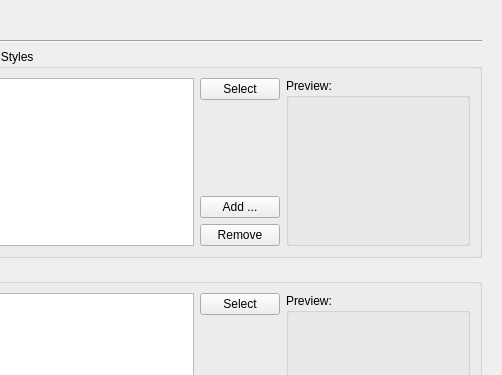
Above: src/gui/qt/settingsdialog.ui from pokerth/pokerth before the change; both pictures show x 283 to 785 and y 0 to 375 of the 785 by 530 pixel window. Below: the same form after it.
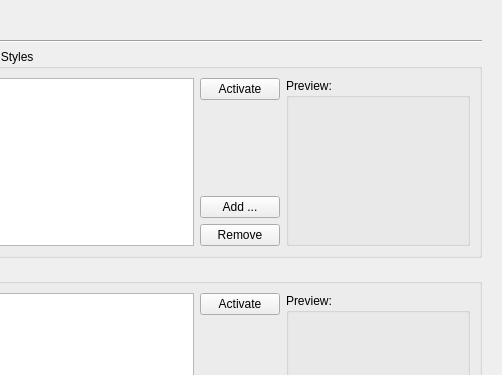
That is the form after the change. Icons and pictures are not drawn. Custom widgets are drawn as their Qt base class.

What changed in the file:
```diff
--- a/src/gui/qt/settingsdialog.ui
+++ b/src/gui/qt/settingsdialog.ui
@@ -411,7 +411,7 @@
               <item>
                <widget class="QPushButton" name="pushButton_selectGameTableStyle">
                 <property name="text">
-                 <string>Select</string>
+                 <string>Activate</string>
                 </property>
                </widget>
               </item>
@@ -489,7 +489,7 @@
               <item>
                <widget class="QPushButton" name="pushButton_selectCardDeck">
                 <property name="text">
-                 <string>Select</string>
+                 <string>Activate</string>
                 </property>
                </widget>
               </item>
```
Left out of the diff: 8 changed lines with no effect on the pictures.
